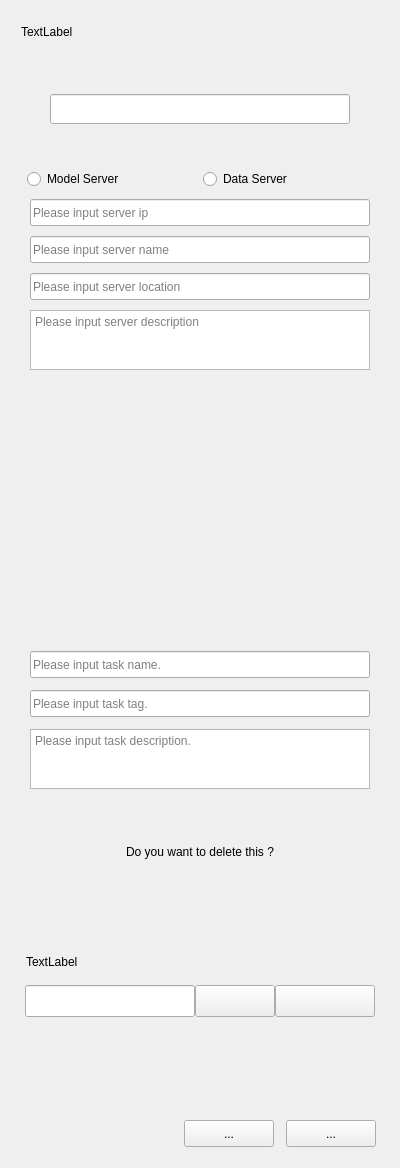
This is OgmUI/ogmpopwidget.ui in SunsetFrost/ogms_desktop as Qt 5 draws it before an edit. The edited form follows.
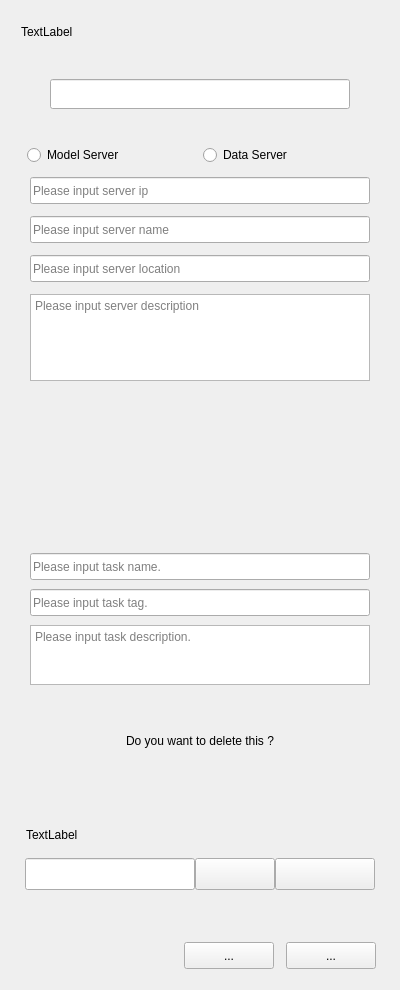
This is the edited form.

The edit to the form file:
```diff
--- a/OgmUI/ogmpopwidget.ui
+++ b/OgmUI/ogmpopwidget.ui
@@ -7,11 +7,11 @@
     <x>0</x>
     <y>0</y>
     <width>400</width>
-    <height>1168</height>
+    <height>990</height>
    </rect>
   </property>
   <property name="sizePolicy">
-   <sizepolicy hsizetype="Preferred" vsizetype="Minimum">
+   <sizepolicy hsizetype="Preferred" vsizetype="Expanding">
     <horstretch>0</horstretch>
     <verstretch>0</verstretch>
    </sizepolicy>
@@ -21,7 +21,7 @@
   </property>
   <layout class="QVBoxLayout" name="verticalLayout">
    <property name="spacing">
-    <number>10</number>
+    <number>0</number>
    </property>
    <property name="leftMargin">
     <number>9</number>
@@ -102,13 +102,13 @@
      <property name="minimumSize">
       <size>
        <width>0</width>
-       <height>90</height>
+       <height>80</height>
       </size>
      </property>
      <property name="maximumSize">
       <size>
        <width>16777215</width>
-       <height>90</height>
+       <height>80</height>
       </size>
      </property>
      <layout class="QHBoxLayout" name="horizontalLayout_3">
@@ -142,6 +142,12 @@
    </item>
    <item>
     <widget class="QWidget" name="widgetPopNewServer" native="true">
+     <property name="sizePolicy">
+      <sizepolicy hsizetype="Preferred" vsizetype="Fixed">
+       <horstretch>0</horstretch>
+       <verstretch>0</verstretch>
+      </sizepolicy>
+     </property>
      <property name="minimumSize">
       <size>
        <width>0</width>
@@ -155,11 +161,14 @@
       </size>
      </property>
      <layout class="QVBoxLayout" name="verticalLayout_5">
+      <property name="spacing">
+       <number>8</number>
+      </property>
       <property name="topMargin">
-       <number>0</number>
+       <number>6</number>
       </property>
       <property name="bottomMargin">
-       <number>2</number>
+       <number>11</number>
       </property>
       <item>
        <widget class="QWidget" name="widget_8" native="true">
@@ -303,16 +312,22 @@
          </property>
          <item>
           <widget class="QTextEdit" name="txtPopNewServerDesc">
+           <property name="sizePolicy">
+            <sizepolicy hsizetype="Expanding" vsizetype="Preferred">
+             <horstretch>0</horstretch>
+             <verstretch>0</verstretch>
+            </sizepolicy>
+           </property>
            <property name="minimumSize">
             <size>
              <width>340</width>
-             <height>60</height>
+             <height>0</height>
             </size>
            </property>
            <property name="maximumSize">
             <size>
              <width>340</width>
-             <height>60</height>
+             <height>16777215</height>
             </size>
            </property>
            <property name="statusTip">
@@ -344,6 +359,15 @@
    </item>
    <item>
     <widget class="QWidget" name="widgetPopChooseFile" native="true">
+     <property name="sizePolicy">
+      <sizepolicy hsizetype="Preferred" vsizetype="Preferred">
+       <horstretch>0</horstretch>
+       <verstretch>0</verstretch>
+      </sizepolicy>
+     </property>
+     <property name="statusTip">
+      <string>widget-pop-content</string>
+     </property>
      <layout class="QVBoxLayout" name="verticalLayout_3">
       <property name="spacing">
        <number>0</number>
@@ -466,6 +490,12 @@
    </item>
    <item>
     <widget class="QWidget" name="widgetPopSaveTask" native="true">
+     <property name="sizePolicy">
+      <sizepolicy hsizetype="Preferred" vsizetype="Fixed">
+       <horstretch>0</horstretch>
+       <verstretch>0</verstretch>
+      </sizepolicy>
+     </property>
      <property name="minimumSize">
       <size>
        <width>0</width>
@@ -480,6 +510,9 @@
      </property>
      <layout class="QVBoxLayout" name="verticalLayout_2">
       <property name="spacing">
+       <number>9</number>
+      </property>
+      <property name="topMargin">
        <number>12</number>
       </property>
       <item>
@@ -666,6 +699,12 @@
    </item>
    <item>
     <widget class="QWidget" name="widgetPopConfigModelTaskData" native="true">
+     <property name="sizePolicy">
+      <sizepolicy hsizetype="Preferred" vsizetype="Fixed">
+       <horstretch>0</horstretch>
+       <verstretch>0</verstretch>
+      </sizepolicy>
+     </property>
      <property name="minimumSize">
       <size>
        <width>0</width>
@@ -679,6 +718,9 @@
       </size>
      </property>
      <layout class="QVBoxLayout" name="verticalLayout_6">
+      <property name="spacing">
+       <number>0</number>
+      </property>
       <property name="leftMargin">
        <number>15</number>
       </property>
```
Left out of the diff: 25 changed lines with no effect on the pictures.
